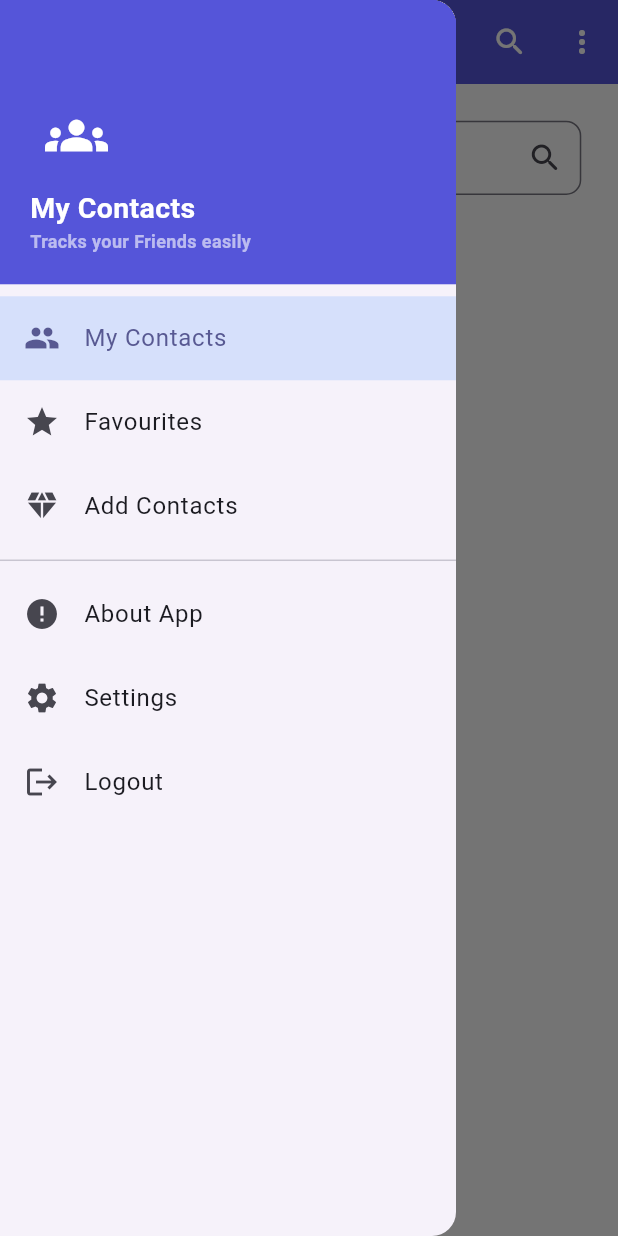
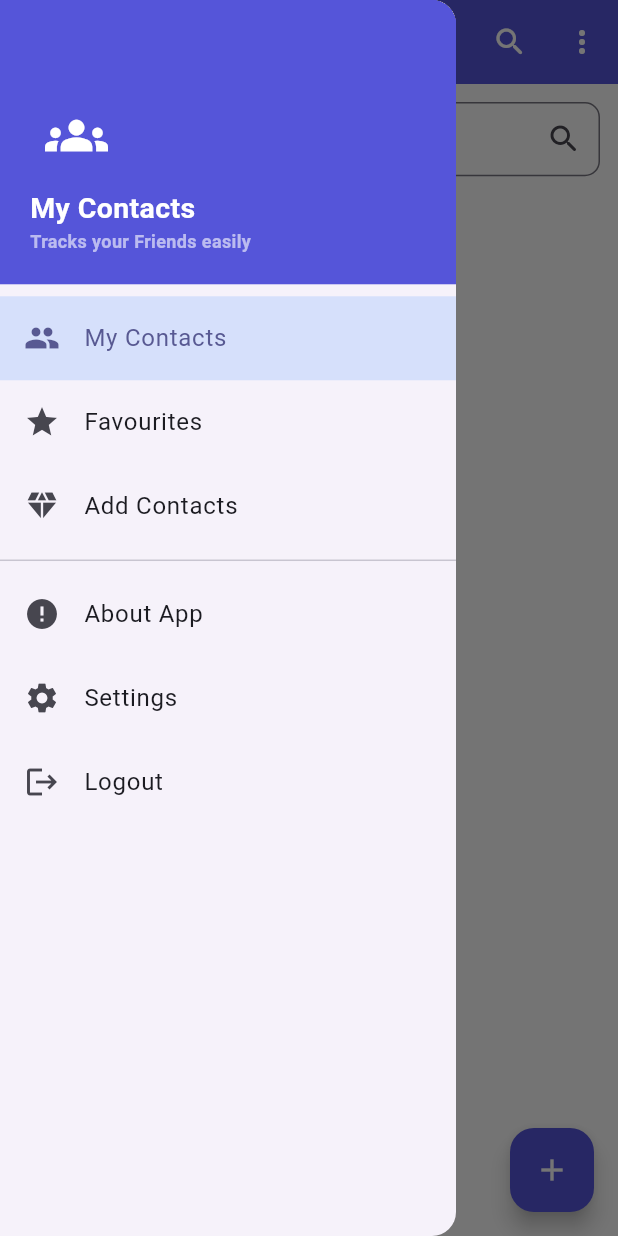
Before and after one commit to pallab56/Contact_Management_APP_assignment9, a Flutter app: the screen it shows after launch, with the side drawer open, on a phone screen of 412 x 824 dp. Run offline on Flutter 3.47's test engine with Material 3 defaults, Android fonts, the light colour scheme and no system bars; our stand-ins replace sqflite; accounts and stored records are empty.

Commit message:
add contact screen added

```diff
--- a/lib/main.dart
+++ b/lib/main.dart
@@ -1,3 +1,4 @@
+import 'package:assignment9/screens/add_screen.dart';
 import 'package:assignment9/screens/home_screen.dart';
 import 'package:flutter/material.dart';
 
@@ -23,7 +24,12 @@ class MyApp extends StatelessWidget {
         ),
         scaffoldBackgroundColor: Color(0XFFfdfdfd),
       ),
-      home: HomeScreen(),
+      initialRoute: '/homescreen',
+      routes: {
+        '/homescreen':(context) => HomeScreen(),
+        '/addscreen':(context) => AddScreen(),
+
+      },
     );
   }
 }
--- a/lib/screens/home_screen.dart
+++ b/lib/screens/home_screen.dart
@@ -22,16 +22,16 @@ class _HomeScreenState extends State<HomeScreen> {
       ),
       drawer: _drawer(context),
       body: Padding(
-        padding: const EdgeInsets.all(8.0),
+        padding: EdgeInsets.all(12),
         child: Column(
           children: [
             Container(
-              margin: EdgeInsets.all(MediaQuery.sizeOf(context).height * .02),
-              height: MediaQuery.sizeOf(context).height *.06,
+              // margin: EdgeInsets.all(MediaQuery.sizeOf(context).height * .01),
+              height: MediaQuery.sizeOf(context).height * .06,
               width: double.infinity,
               child: TextFormField(
                 onTapOutside: (event) =>
-                FocusManager.instance.primaryFocus!.unfocus(),
+                    FocusManager.instance.primaryFocus!.unfocus(),
                 controller: searchController,
                 decoration: InputDecoration(
                   hintText: 'Search contacts...',
@@ -45,13 +45,24 @@ class _HomeScreenState extends State<HomeScreen> {
                   ),
                   focusedBorder: OutlineInputBorder(
                     borderRadius: BorderRadius.circular(10),
-                    borderSide: BorderSide(color: Colors.pink.shade300, width: 2),
+                    borderSide: BorderSide(
+                      color: Colors.pink.shade300,
+                      width: 2,
+                    ),
                   ),
                 ),
               ),
             ),
           ],
         ),
+      ),
+
+      floatingActionButton: FloatingActionButton(
+        onPressed: () {
+          Navigator.pushNamed(context, '/addscreen');
+        },
+        backgroundColor: Color(0XFF5555d9),
+        child: Icon(Icons.add, color: Colors.white),
       ),
     );
   }
```
Also changed, not shown: lib/db/db_handler.dart (+1 -7 lines), lib/screens/add_screen.dart (added, +89 -0 lines), lib/screens/widgets/custom_button.dart (+14 -9 lines), lib/screens/widgets/custom_text_field.dart (+16 -13 lines).
